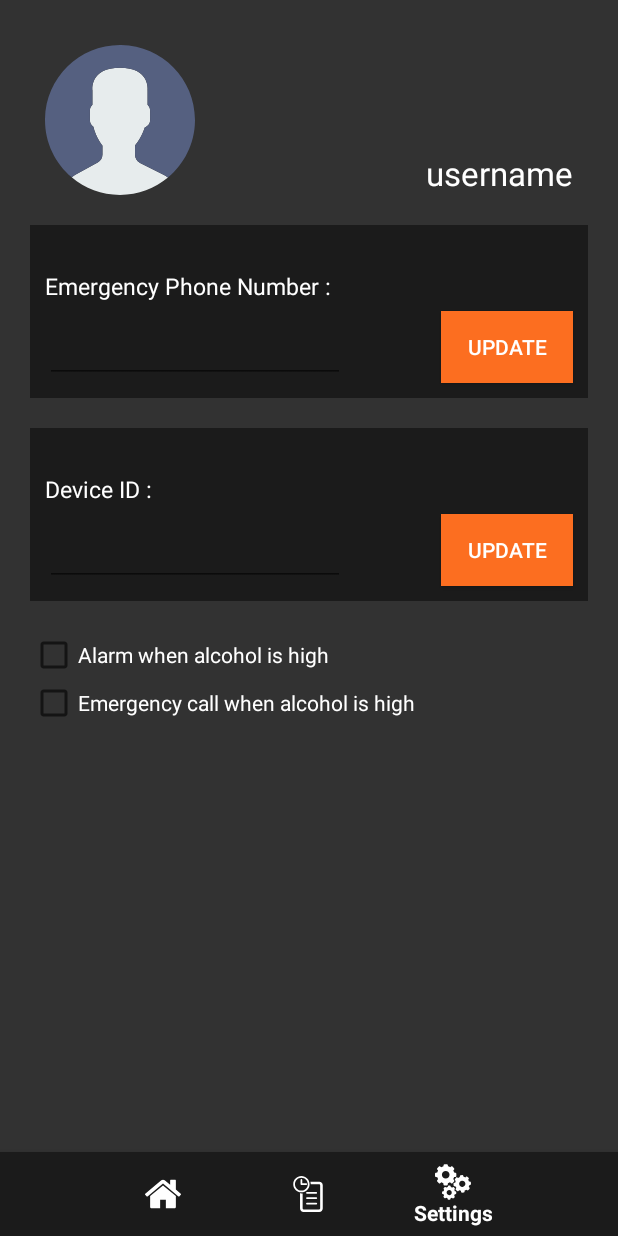
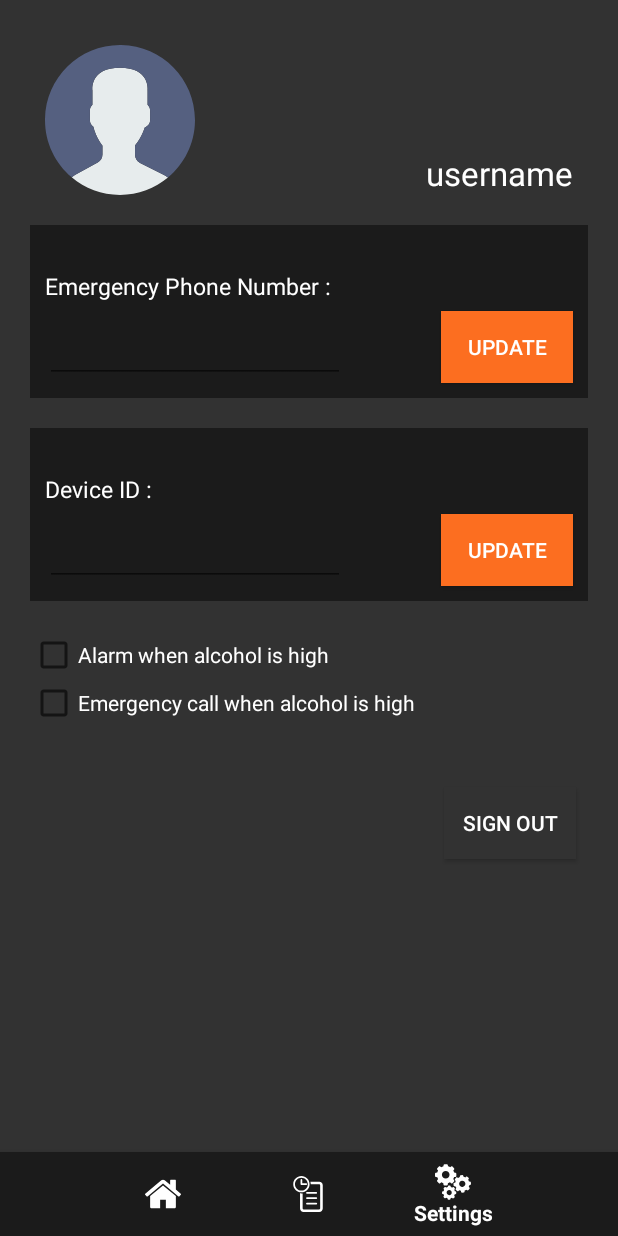
Before and after one commit to krastomer/cpe101g3, an Android app: the screen it shows after launch once a user with an empty profile is signed in (MainActivity), item 3 of the bottom bar chosen, on a phone screen of 412 x 824 dp. Run offline under Robolectric (Android 15) with nearby library versions, the phone set to English and light mode, and no system bars; our stand-ins replace Firebase (no records; nobody signed in at launch, a user with empty details on screens opened directly); 2 statements that could not run were skipped.

Commit message:
edit final ขาด graph
- sign out ได้แล้ว
- แก้ ย้อนกลับแล้วติด

```diff
--- a/app/src/main/java/com/pewpew/final_app/LoginActivity.kt
+++ b/app/src/main/java/com/pewpew/final_app/LoginActivity.kt
@@ -25,6 +25,7 @@ class LoginActivity : AppCompatActivity() {
     override fun onCreate(savedInstanceState: Bundle?) {
         super.onCreate(savedInstanceState)
         setContentView(R.layout.activity_login)
+
 
         signInButton.setOnClickListener {
             signIn()
@@ -81,4 +82,9 @@ class LoginActivity : AppCompatActivity() {
     companion object {
         private const val RC_SIGN_IN = 9001
     }
+
+    override fun onStop() {
+        super.onStop()
+        finish()
+    }
 }
--- a/app/src/main/java/com/pewpew/final_app/MainActivity.kt
+++ b/app/src/main/java/com/pewpew/final_app/MainActivity.kt
@@ -45,4 +45,8 @@ class MainActivity : AppCompatActivity() {
         fragmentTransaction.commit()
     }
 
+    override fun onStop() {
+        super.onStop()
+        finish()
+    }
 }
--- a/app/src/main/res/layout/fragment_settings.xml
+++ b/app/src/main/res/layout/fragment_settings.xml
@@ -133,5 +133,16 @@
             android:textSize="14sp"
             app:layout_constraintStart_toStartOf="parent"
             app:layout_constraintTop_toBottomOf="@+id/cb_alert" />
+
+        <Button
+            android:text="@string/str_signout"
+            android:background="@color/colorPrimaryBackground"
+            android:id="@+id/btn_signout"
+            android:layout_width="wrap_content"
+            android:layout_height="wrap_content"
+            android:layout_marginTop="40dp"
+            android:layout_marginEnd="28dp"
+            app:layout_constraintEnd_toEndOf="parent"
+            app:layout_constraintTop_toBottomOf="@+id/cb_call" />
     </androidx.constraintlayout.widget.ConstraintLayout>
 </FrameLayout>
--- a/app/src/main/res/values/strings.xml
+++ b/app/src/main/res/values/strings.xml
@@ -13,4 +13,5 @@
     <string name="str_device">Device ID : </string>
     <string name="str_alert">Alarm when alcohol is high</string>
     <string name="str_emercall">Emergency call when alcohol is high</string>
+    <string name="str_signout">Sign Out</string>
 </resources>
```
Also changed, not shown: app/src/main/java/com/pewpew/final_app/fragment/SettingsFragment.kt (+50 -22 lines).
